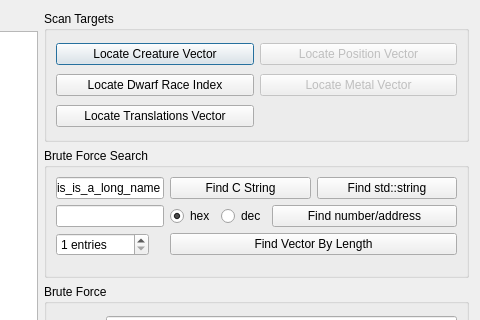
First picture: the form in ui/scannerdialog.ui, repository Dwarf-Therapist/Dwarf-Therapist, before the edit; both pictures show x 610 to 1090 and y 0 to 320 of the 1090 by 590 pixel window.
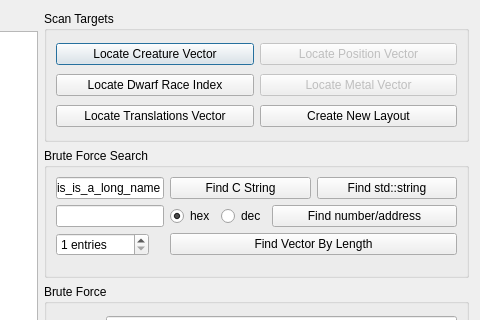
Second picture: the form after the edit. Icons and pictures are not drawn.

Commit message: Creating a new branch for testing the layout wizard feature.

```diff
--- a/ui/scannerdialog.ui
+++ b/ui/scannerdialog.ui
@@ -100,6 +100,13 @@
             </property>
            </widget>
           </item>
+          <item row="2" column="1">
+           <widget class="QPushButton" name="btn_create_memory_layout">
+            <property name="text">
+             <string>Create New Layout</string>
+            </property>
+           </widget>
+          </item>
          </layout>
         </widget>
        </item>
```
Left out of the diff: 27 changed lines with no effect on the pictures. The commit also changes 24 other files.
